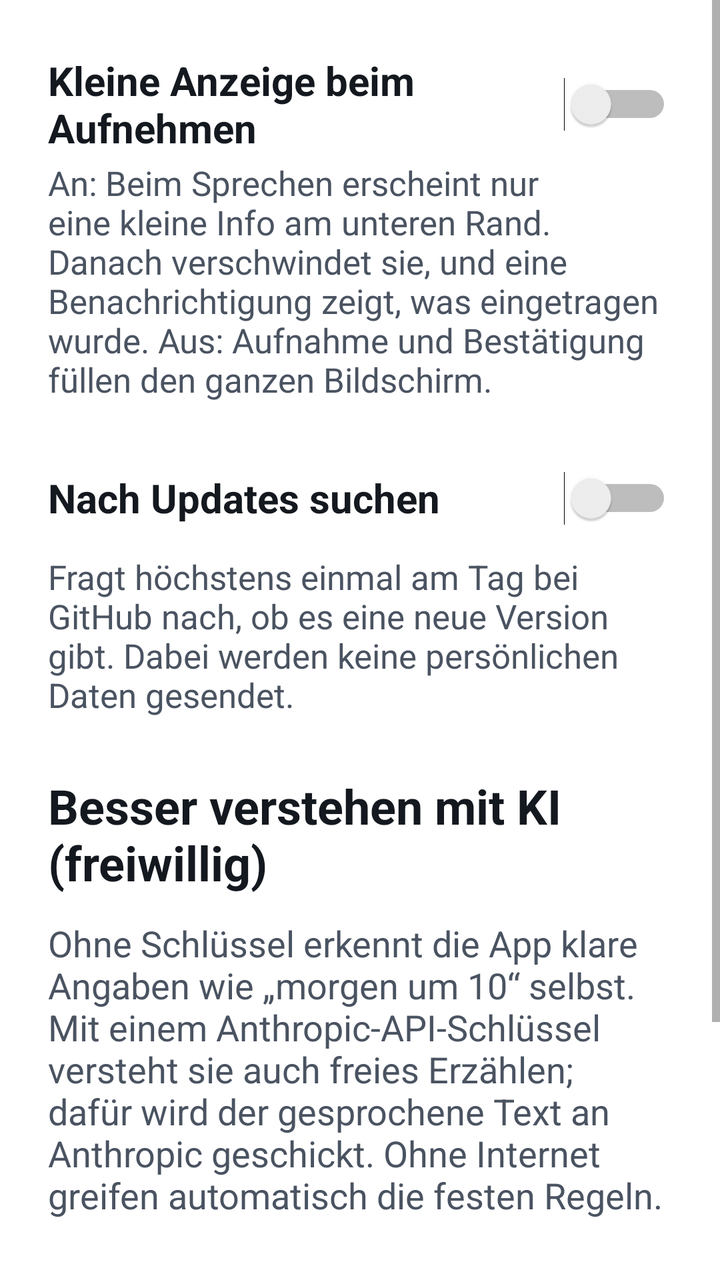
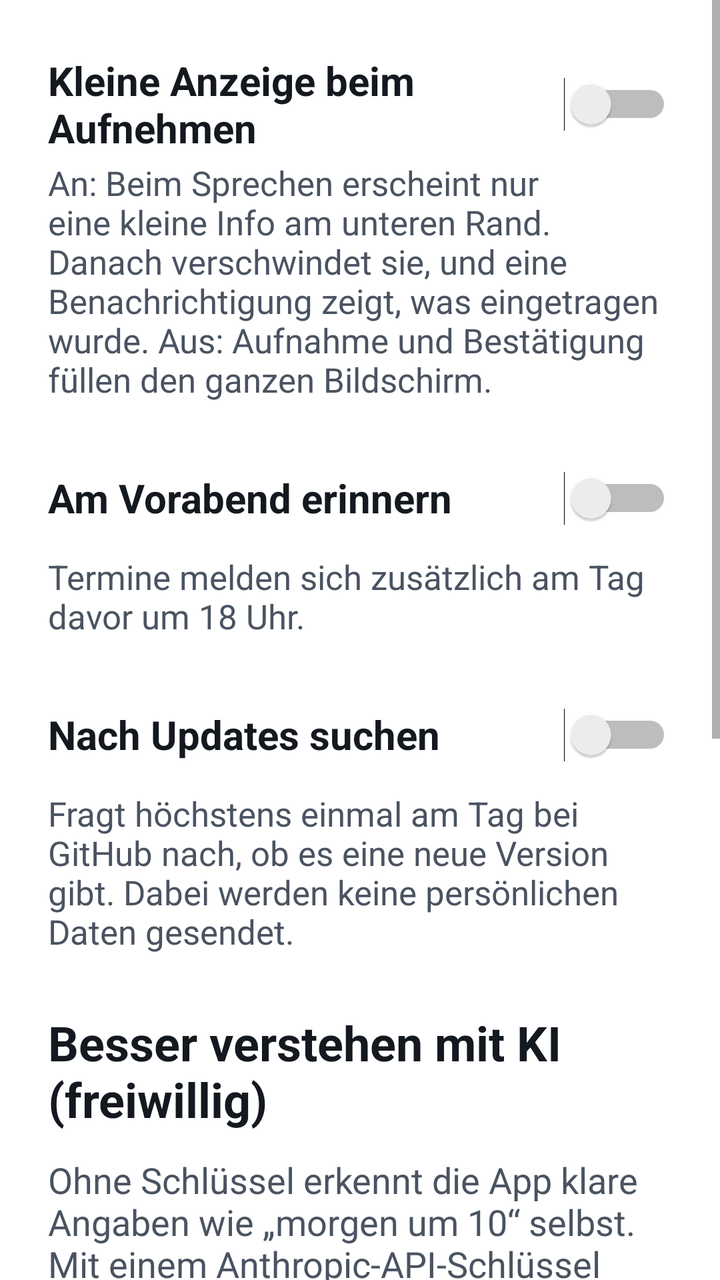

Two renders of the same Android screen: before a commit and after it. Below are the layout's source before the change and the commit's diff.
<!-- AndroidManifest.xml: application theme AppTheme -->
<!-- res/layout/activity_settings.xml -->
<?xml version="1.0" encoding="utf-8"?>
<ScrollView xmlns:android="http://schemas.android.com/apk/res/android"
    android:layout_width="match_parent"
    android:layout_height="match_parent"
    android:fitsSystemWindows="true">

    <LinearLayout
        android:layout_width="match_parent"
        android:layout_height="wrap_content"
        android:orientation="vertical"
        android:padding="24dp">

        <Switch
            android:id="@+id/compact"
            android:layout_width="match_parent"
            android:layout_height="wrap_content"
            android:minHeight="56dp"
            android:text="@string/settings_compact"
            android:textColor="@color/ink"
            android:textSize="20sp"
            android:textStyle="bold" />

        <TextView
            android:layout_width="match_parent"
            android:layout_height="wrap_content"
            android:text="@string/settings_compact_hint"
            android:textColor="@color/ink_soft"
            android:textSize="17sp" />

        <Switch
            android:id="@+id/updates"
            android:layout_width="match_parent"
            android:layout_height="wrap_content"
            android:layout_marginTop="20dp"
            android:minHeight="56dp"
            android:text="@string/settings_updates"
            android:textColor="@color/ink"
            android:textSize="20sp"
            android:textStyle="bold" />

        <TextView
            android:layout_width="match_parent"
            android:layout_height="wrap_content"
            android:layout_marginBottom="28dp"
            android:text="@string/settings_updates_hint"
            android:textColor="@color/ink_soft"
            android:textSize="17sp" />

        <TextView
            android:layout_width="match_parent"
            android:layout_height="wrap_content"
            android:text="@string/settings_ai_title"
            android:textColor="@color/ink"
            android:textSize="24sp"
            android:textStyle="bold" />

        <TextView
            android:layout_width="match_parent"
            android:layout_height="wrap_content"
            android:layout_marginTop="12dp"
            android:text="@string/settings_ai_text"
            android:textColor="@color/ink_soft"
            android:textSize="18sp" />

        <EditText
            android:id="@+id/api_key"
            android:layout_width="match_parent"
            android:layout_height="wrap_content"
            android:layout_marginTop="20dp"
            android:hint="@string/settings_ai_hint"
            android:importantForAutofill="no"
            android:inputType="textVisiblePassword"
            android:minHeight="56dp"
            android:textSize="18sp" />

        <Button
            android:id="@+id/save"
            style="@style/BigButton"
            android:layout_marginTop="20dp"
            android:text="@string/save" />
    </LinearLayout>
</ScrollView>
<!-- resources referenced by this layout -->
<resources>
  <color name="ink">#14181F</color>
  <color name="ink_soft">#4A5361</color>
  <string name="save">Speichern</string>
  <string name="settings_ai_hint">API-Schlüssel (sk-ant-…)</string>
  <string name="settings_ai_text">Ohne Schlüssel erkennt die App klare Angaben wie „morgen um 10“ selbst. Mit einem Anthropic-API-Schlüssel versteht sie auch freies Erzählen; dafür wird der gesprochene Text an Anthropic geschickt. Ohne Internet greifen automatisch die festen Regeln.</string>
  <string name="settings_ai_title">Besser verstehen mit KI (freiwillig)</string>
  <string name="settings_compact">Kleine Anzeige beim Aufnehmen</string>
  <string name="settings_compact_hint">An: Beim Sprechen erscheint nur eine kleine Info am unteren Rand. Danach verschwindet sie, und eine Benachrichtigung zeigt, was eingetragen wurde. Aus: Aufnahme und Bestätigung füllen den ganzen Bildschirm.</string>
  <string name="settings_updates">Nach Updates suchen</string>
  <string name="settings_updates_hint">Fragt höchstens einmal am Tag bei GitHub nach, ob es eine neue Version gibt. Dabei werden keine persönlichen Daten gesendet.</string>
  <style name="BigButton">
          <item name="android:layout_width">match_parent</item>
          <item name="android:layout_height">72dp</item>
          <item name="android:textSize">22sp</item>
          <item name="android:textAllCaps">false</item>
          <item name="android:textColor">@color/paper</item>
          <item name="android:backgroundTint">@color/primary</item>
      </style>
  <style name="AppTheme" parent="android:Theme.Material.Light.NoActionBar">
          <item name="android:colorPrimary">@color/primary</item>
          <item name="android:colorPrimaryDark">@color/primary_dark</item>
          <item name="android:colorAccent">@color/primary</item>
          <item name="android:windowBackground">@color/paper</item>
      </style>
  <color name="paper">#FFFFFF</color>
  <color name="primary">#1E4FD8</color>
  <color name="primary_dark">#173DA8</color>
</resources>

<!-- the commit's change to res/layout/activity_settings.xml (unified diff, before → after) -->
@@ -24,6 +24,24 @@
             android:layout_width="match_parent"
             android:layout_height="wrap_content"
             android:text="@string/settings_compact_hint"
+            android:textColor="@color/ink_soft"
+            android:textSize="17sp" />
+
+        <Switch
+            android:id="@+id/eve_before"
+            android:layout_width="match_parent"
+            android:layout_height="wrap_content"
+            android:layout_marginTop="20dp"
+            android:minHeight="56dp"
+            android:text="@string/settings_eve"
+            android:textColor="@color/ink"
+            android:textSize="20sp"
+            android:textStyle="bold" />
+
+        <TextView
+            android:layout_width="match_parent"
+            android:layout_height="wrap_content"
+            android:text="@string/settings_eve_hint"
             android:textColor="@color/ink_soft"
             android:textSize="17sp" />
 
@@ -73,10 +91,43 @@
             android:minHeight="56dp"
             android:textSize="18sp" />
 
+        <TextView
+            android:layout_width="match_parent"
+            android:layout_height="wrap_content"
+            android:layout_marginTop="16dp"
+            android:text="@string/settings_model_label"
+            android:textColor="@color/ink_soft"
+            android:textSize="17sp" />
+
+        <EditText
+            android:id="@+id/model"
+            android:layout_width="match_parent"
+            android:layout_height="wrap_content"
+            android:hint="@string/settings_model_hint"
+            android:importantForAutofill="no"
+            android:inputType="textVisiblePassword"
+            android:minHeight="56dp"
+            android:textSize="18sp" />
+
+        <TextView
+            android:id="@+id/ai_status"
+            android:layout_width="match_parent"
+            android:layout_height="wrap_content"
+            android:layout_marginTop="12dp"
+            android:textColor="@color/ink"
+            android:textIsSelectable="true"
+            android:textSize="17sp" />
+
+        <Button
+            android:id="@+id/test"
+            style="@style/QuietButton"
+            android:layout_marginTop="8dp"
+            android:text="@string/settings_test" />
+
         <Button
             android:id="@+id/save"
             style="@style/BigButton"
-            android:layout_marginTop="20dp"
+            android:layout_marginTop="8dp"
             android:text="@string/save" />
     </LinearLayout>
 </ScrollView>
<!-- resource entries referenced after the edit -->
@@ -8,6 +8,11 @@
   <string name="settings_ai_title">Besser verstehen mit KI (freiwillig)</string>
   <string name="settings_compact">Kleine Anzeige beim Aufnehmen</string>
   <string name="settings_compact_hint">An: Beim Sprechen erscheint nur eine kleine Info am unteren Rand. Danach verschwindet sie, und eine Benachrichtigung zeigt, was eingetragen wurde. Aus: Aufnahme und Bestätigung füllen den ganzen Bildschirm.</string>
+  <string name="settings_eve">Am Vorabend erinnern</string>
+  <string name="settings_eve_hint">Termine melden sich zusätzlich am Tag davor um 18 Uhr.</string>
+  <string name="settings_model_hint">claude-haiku-5-5</string>
+  <string name="settings_model_label">Modell (leer lassen für den Standard)</string>
+  <string name="settings_test">KI jetzt testen</string>
   <string name="settings_updates">Nach Updates suchen</string>
   <string name="settings_updates_hint">Fragt höchstens einmal am Tag bei GitHub nach, ob es eine neue Version gibt. Dabei werden keine persönlichen Daten gesendet.</string>
   <style name="BigButton">
@@ -17,6 +22,13 @@
           <item name="android:textAllCaps">false</item>
           <item name="android:textColor">@color/paper</item>
           <item name="android:backgroundTint">@color/primary</item>
+      </style>
+  <style name="QuietButton">
+          <item name="android:layout_width">match_parent</item>
+          <item name="android:layout_height">64dp</item>
+          <item name="android:textSize">20sp</item>
+          <item name="android:textAllCaps">false</item>
+          <item name="android:textColor">@color/ink</item>
       </style>
   <style name="AppTheme" parent="android:Theme.Material.Light.NoActionBar">
           <item name="android:colorPrimary">@color/primary</item>
